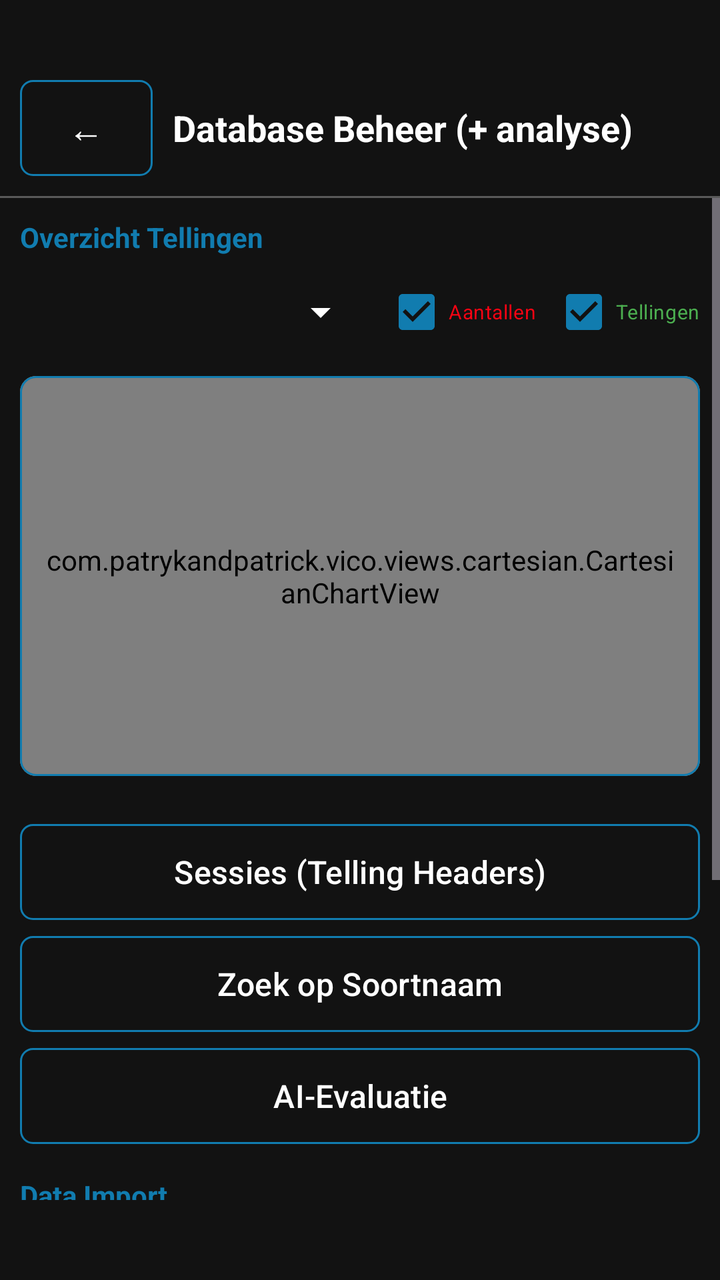
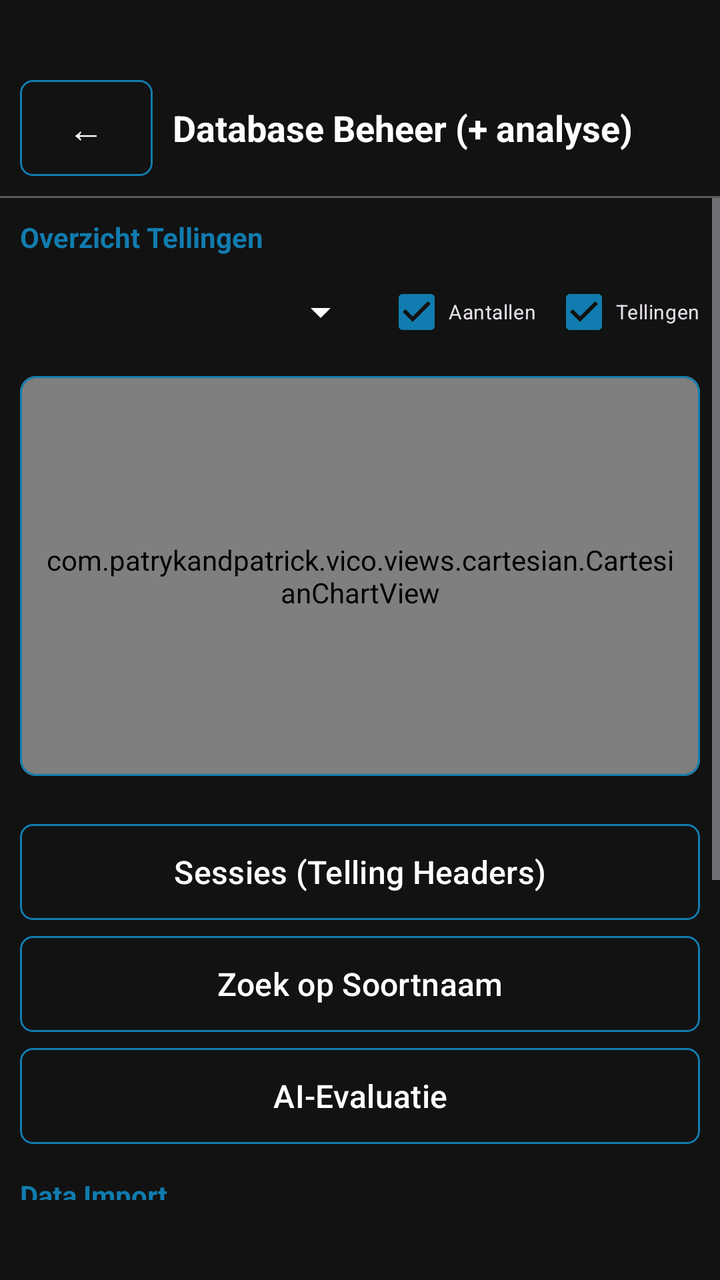

Two renders of the same Android screen: before a commit and after it. Below are the layout's source before the change and the commit's diff.
<!-- AndroidManifest.xml: application theme Theme.VT5.Dark -->
<!-- res/layout/scherm_database_beheer.xml -->
<?xml version="1.0" encoding="utf-8"?>
<LinearLayout xmlns:android="http://schemas.android.com/apk/res/android"
    xmlns:app="http://schemas.android.com/apk/res-auto"
    android:layout_width="match_parent"
    android:layout_height="match_parent"
    android:layout_marginTop="45dp"
    android:layout_marginBottom="60dp"
    android:background="@color/vt5_black"
    android:orientation="vertical"
    android:paddingTop="30dp"
    android:paddingBottom="40dp">

    
    <LinearLayout
        android:layout_width="match_parent"
        android:layout_height="wrap_content"
        android:gravity="center_vertical"
        android:orientation="horizontal"
        android:padding="10dp">

        <com.google.android.material.button.MaterialButton
            android:id="@+id/btnTerug"
            style="@style/Widget.VT5.Button.Outlined"
            android:layout_width="wrap_content"
            android:layout_height="wrap_content"
            android:minWidth="48dp"
            android:text="@string/instellingen_back_arrow"
            android:textSize="18sp" />

        <TextView
            android:layout_width="0dp"
            android:layout_height="wrap_content"
            android:layout_marginStart="10dp"
            android:layout_weight="1"
            android:text="@string/db_beheer_titel"
            android:textColor="@color/vt5_on_surface"
            android:textSize="18sp"
            android:textStyle="bold" />
    </LinearLayout>

    <View
        android:layout_width="match_parent"
        android:layout_height="1dp"
        android:alpha="0.3"
        android:background="@color/vt5_on_surface" />

    <ScrollView
        android:layout_width="match_parent"
        android:layout_height="0dp"
        android:layout_weight="1">

        <LinearLayout
            android:layout_width="match_parent"
            android:layout_height="wrap_content"
            android:orientation="vertical"
            android:padding="10dp">

            
            <LinearLayout
                android:layout_width="match_parent"
                android:layout_height="wrap_content"
                android:layout_marginBottom="4dp"
                android:gravity="center_vertical"
                android:orientation="horizontal">

                <TextView
                    android:layout_width="wrap_content"
                    android:layout_height="wrap_content"
                    android:text="Overzicht Tellingen"
                    android:textColor="@color/vt5_light_blue"
                    android:textSize="14sp"
                    android:textStyle="bold" />
            </LinearLayout>

            <LinearLayout
                android:layout_width="match_parent"
                android:layout_height="wrap_content"
                android:layout_marginBottom="8dp"
                android:gravity="center_vertical"
                android:orientation="horizontal">

                <Spinner
                    android:id="@+id/spinnerSiteFilter"
                    android:layout_width="0dp"
                    android:layout_height="wrap_content"
                    android:layout_weight="1"
                    android:backgroundTint="@color/vt5_white" />

                <CheckBox
                    android:id="@+id/cbShowAantallen"
                    android:layout_width="wrap_content"
                    android:layout_height="wrap_content"
                    android:layout_marginStart="8dp"
                    android:buttonTint="@color/grafiek_beheer_aantallen"
                    android:checked="true"
                    android:text="Aantallen"
                    android:textColor="@color/grafiek_beheer_aantallen"
                    android:textSize="10sp" />

                <CheckBox
                    android:id="@+id/cbShowTellingen"
                    android:layout_width="wrap_content"
                    android:layout_height="wrap_content"
                    android:layout_marginStart="8dp"
                    android:buttonTint="@color/grafiek_beheer_tellingen"
                    android:checked="true"
                    android:text="Tellingen"
                    android:textColor="@color/grafiek_beheer_tellingen"
                    android:textSize="10sp" />
            </LinearLayout>

            <com.google.android.material.card.MaterialCardView
                android:layout_width="match_parent"
                android:layout_height="200dp"
                android:layout_marginBottom="24dp"
                app:cardBackgroundColor="@color/grafiek_achtergrondkleur"
                app:cardCornerRadius="8dp"
                app:strokeColor="@color/vt5_light_blue"
                app:strokeWidth="1dp">

                <com.patrykandpatrick.vico.views.cartesian.CartesianChartView
                    android:id="@+id/chartActivity"
                    android:layout_width="match_parent"
                    android:layout_height="match_parent"
                    android:padding="12dp"
                    app:scrollEnabled="false"
                    app:zoomEnabled="false" />
            </com.google.android.material.card.MaterialCardView>

            
            <com.google.android.material.button.MaterialButton
                android:id="@+id/btnTellingenLijst"
                style="@style/Widget.VT5.Button.Outlined"
                android:layout_width="match_parent"
                android:layout_height="wrap_content"
                android:layout_marginBottom="8dp"
                android:text="@string/db_beheer_btn_sessies"
                android:textSize="16sp" />

            <com.google.android.material.button.MaterialButton
                android:id="@+id/btnSoortZoeken"
                style="@style/Widget.VT5.Button.Outlined"
                android:layout_width="match_parent"
                android:layout_height="wrap_content"
                android:layout_marginBottom="8dp"
                android:text="@string/db_beheer_btn_soort_zoeken"
                android:textSize="16sp" />

            <com.google.android.material.button.MaterialButton
                android:id="@+id/btnAiEvaluation"
                style="@style/Widget.VT5.Button.Outlined"
                android:layout_width="match_parent"
                android:layout_height="wrap_content"
                android:layout_marginBottom="16dp"
                android:text="AI-Evaluatie"
                android:textSize="16sp" />

            <TextView
                android:layout_width="match_parent"
                android:layout_height="wrap_content"
                android:layout_marginBottom="8dp"
                android:text="Data Import"
                android:textColor="@color/vt5_light_blue"
                android:textSize="14sp"
                android:textStyle="bold" />

            <LinearLayout
                android:layout_width="match_parent"
                android:layout_height="wrap_content"
                android:layout_marginBottom="16dp"
                android:orientation="horizontal">

                <com.google.android.material.button.MaterialButton
                    android:id="@+id/btnImportCsv"
                    style="@style/Widget.VT5.Button"
                    android:layout_width="0dp"
                    android:layout_height="wrap_content"
                    android:layout_marginEnd="4dp"
                    android:layout_weight="1"
                    android:text="Importeer Handmatig"
                    android:textSize="8sp"
                    app:icon="@android:drawable/ic_menu_save" />

                <com.google.android.material.button.MaterialButton
                    android:id="@+id/btnBatchImport"
                    style="@style/Widget.VT5.Button"
                    android:layout_width="0dp"
                    android:layout_height="wrap_content"
                    android:layout_marginStart="4dp"
                    android:layout_weight="1"
                    android:text="Batch Import (VT5/imports)"
                    android:textSize="8sp"
                    app:icon="@android:drawable/ic_menu_rotate" />
            </LinearLayout>

            <View
                android:layout_width="match_parent"
                android:layout_height="1dp"
                android:layout_marginBottom="16dp"
                android:alpha="0.3"
                android:background="@color/vt5_on_surface" />

            
            <LinearLayout
                android:id="@+id/containerTabellen"
                android:layout_width="match_parent"
                android:layout_height="wrap_content"
                android:orientation="vertical" />

            <View
                android:layout_width="match_parent"
                android:layout_height="1dp"
                android:layout_marginTop="24dp"
                android:layout_marginBottom="16dp"
                android:alpha="0.3"
                android:background="@color/vt5_on_surface" />

            <com.google.android.material.button.MaterialButton
                android:id="@+id/btnResetDatabase"
                style="@style/Widget.VT5.Button.Outlined"
                android:layout_width="match_parent"
                android:layout_height="wrap_content"
                android:layout_marginBottom="40dp"
                android:text="Database Volledig Resetten"
                android:textColor="@color/vt5_red"
                app:icon="@android:drawable/ic_menu_delete"
                app:iconTint="@color/vt5_red"
                app:strokeColor="@color/vt5_red" />
        </LinearLayout>
    </ScrollView>

</LinearLayout>
<!-- resources referenced by this layout -->
<resources>
  <color name="grafiek_achtergrondkleur">#739B9B</color>
  <color name="grafiek_beheer_aantallen">#F80313</color>
  <color name="grafiek_beheer_tellingen">#4CAF50</color>
  <color name="vt5_black">#121212</color>
  <color name="vt5_light_blue">#117CAF</color>
  <color name="vt5_on_surface">@color/popup_bg_wit</color>
  <color name="vt5_red">#FF042F</color>
  <color name="vt5_white">#FFFFFF</color>
  <string name="db_beheer_btn_sessies">Sessies (Telling Headers)</string>
  <string name="db_beheer_btn_soort_zoeken">Zoek op Soortnaam</string>
  <string name="db_beheer_titel">Database Beheer (+ analyse)</string>
  <string name="instellingen_back_arrow">←</string>
  <style name="Widget.VT5.Button" parent="Widget.Material3.Button">
          
          <item name="cornerRadius">@dimen/vt5_btn_corner</item>
          <item name="android:insetLeft">0dp</item>
          <item name="android:insetRight">0dp</item>
          <item name="android:insetTop">0dp</item>
          <item name="android:insetBottom">0dp</item>
          <item name="iconPadding">8dp</item>
          <item name="android:minHeight">48dp</item>
  
          
          <item name="backgroundTint">@color/vt5_light_blue</item>
          <item name="android:textColor">@color/vt5_white</item>
          <item name="rippleColor">?attr/colorPrimaryContainer</item>
  
          
          <item name="strokeColor">@color/vt5_light_gray</item>
          <item name="strokeWidth">0dp</item>
      </style>
  <color name="popup_bg_wit">#FFFFFFFF</color>
  <dimen name="vt5_btn_corner">6dp</dimen>
  <color name="vt5_light_gray">#5D748C</color>
  <!-- drawable vt5_btn_selector (drawable) -->
  <?xml version="1.0" encoding="utf-8"?>
  <selector xmlns:android="http://schemas.android.com/apk/res/android">
  
      
      <item android:state_checked="true" android:drawable="@drawable/vt5_btn_checked" />
  
      
      <item android:state_pressed="true" android:drawable="@drawable/vt5_btn_pressed" />
  
      
      <item android:drawable="@drawable/vt5_btn_unchecked" />
  </selector>
  <dimen name="vt5_btn_stroke">1dp</dimen>
  <style name="ThemeOverlay.VT5.MaterialAlertDialog" parent="ThemeOverlay.Material3.MaterialAlertDialog">
          <item name="buttonBarPositiveButtonStyle">@style/Widget.VT5.AlertDialog.Button</item>
          <item name="buttonBarNegativeButtonStyle">@style/Widget.VT5.AlertDialog.Button</item>
          <item name="buttonBarNeutralButtonStyle">@style/Widget.VT5.AlertDialog.Button</item>
      </style>
  <!-- drawable vt5_btn_checked (drawable) -->
  <?xml version="1.0" encoding="utf-8"?>
  <shape xmlns:android="http://schemas.android.com/apk/res/android" android:shape="rectangle">
      
      <solid android:color="@color/vt5_light_blue" />
      
      <corners android:radius="@dimen/vt5_btn_corner" />
      
      <padding android:left="8dp" android:top="6dp" android:right="8dp" android:bottom="6dp" />
  </shape>
  <!-- drawable vt5_btn_pressed (drawable) -->
  <?xml version="1.0" encoding="utf-8"?>
  <shape xmlns:android="http://schemas.android.com/apk/res/android" android:shape="rectangle">
      
      <solid android:color="@color/vt5_light_blue" />
      <corners android:radius="@dimen/vt5_btn_corner" />
      <padding android:left="8dp" android:top="6dp" android:right="8dp" android:bottom="6dp" />
  </shape>
  <!-- drawable vt5_btn_unchecked (drawable) -->
  <?xml version="1.0" encoding="utf-8"?>
  <shape xmlns:android="http://schemas.android.com/apk/res/android" android:shape="rectangle">
      
      <solid android:color="@color/vt5_black" />
      
      <stroke android:width="@dimen/vt5_btn_stroke" android:color="@color/vt5_light_blue" />
      <corners android:radius="@dimen/vt5_btn_corner" />
      <padding android:left="8dp" android:top="6dp" android:right="8dp" android:bottom="6dp" />
  </shape>
  <style name="Widget.VT5.AlertDialog.Button" parent="Widget.Material3.Button.TextButton.Dialog">
          <item name="android:textColor">@color/vt5_white</item>
      </style>
  <!-- unchanged entries left out for length: 2 -->
</resources>

<!-- the commit's change to res/layout/scherm_database_beheer.xml (unified diff, before → after) -->
@@ -91,10 +91,8 @@
                     android:layout_width="wrap_content"
                     android:layout_height="wrap_content"
                     android:layout_marginStart="8dp"
-                    android:buttonTint="@color/grafiek_beheer_aantallen"
                     android:checked="true"
                     android:text="Aantallen"
-                    android:textColor="@color/grafiek_beheer_aantallen"
                     android:textSize="10sp" />
 
                 <CheckBox
@@ -102,10 +100,8 @@
                     android:layout_width="wrap_content"
                     android:layout_height="wrap_content"
                     android:layout_marginStart="8dp"
-                    android:buttonTint="@color/grafiek_beheer_tellingen"
                     android:checked="true"
                     android:text="Tellingen"
-                    android:textColor="@color/grafiek_beheer_tellingen"
                     android:textSize="10sp" />
             </LinearLayout>
 
<!-- resource entries referenced after the edit -->
@@ -1,8 +1,6 @@
 <!-- resources referenced by this layout -->
 <resources>
   <color name="grafiek_achtergrondkleur">#739B9B</color>
-  <color name="grafiek_beheer_aantallen">#F80313</color>
-  <color name="grafiek_beheer_tellingen">#4CAF50</color>
   <color name="vt5_black">#121212</color>
   <color name="vt5_light_blue">#117CAF</color>
   <color name="vt5_on_surface">@color/popup_bg_wit</color>
